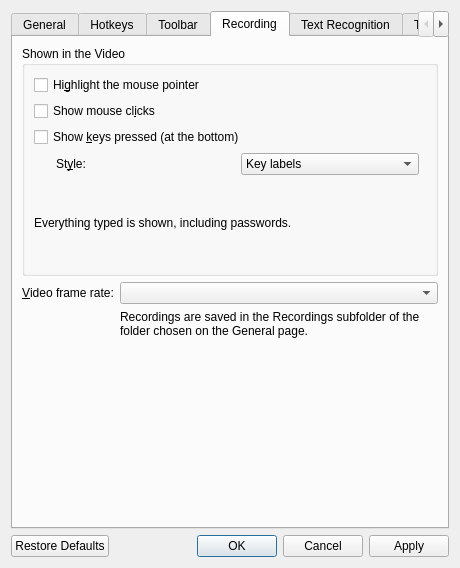
This is src/settings/SettingsDialog.ui in ChickenSeller/glimpse as Qt 5 draws it before an edit. The edited form follows.
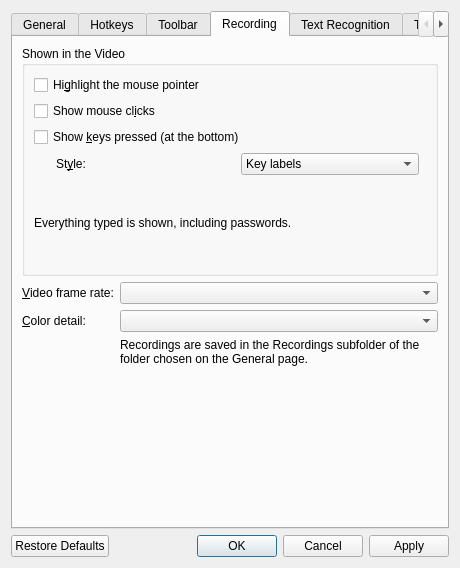
This is the edited form. The open tabs and pages were chosen to show the change. Custom widgets are drawn as their Qt base class.

Commit message: Add a color detail setting for recordings on Linux

```diff
--- a/src/settings/SettingsDialog.ui
+++ b/src/settings/SettingsDialog.ui
@@ -695,7 +695,24 @@
          <item row="0" column="1">
           <widget class="QComboBox" name="recordFrameRateCombo"/>
          </item>
+         <item row="1" column="0">
+          <widget class="QLabel" name="recordColorLabel">
+           <property name="text">
+            <string>&amp;Color detail:</string>
+           </property>
+           <property name="buddy">
+            <cstring>recordColorCombo</cstring>
+           </property>
+          </widget>
+         </item>
          <item row="1" column="1">
+          <widget class="QComboBox" name="recordColorCombo">
+           <property name="toolTip">
+            <string>Standard videos keep one color for every 2×2 pixels, which smears thin colored lines such as charts and highlighted code. High keeps every pixel's color in a video twice the size (about three times the file size). Areas over 2048 pixels wide or high are then saved as H.265, which some players and browsers cannot play.</string>
+           </property>
+          </widget>
+         </item>
+         <item row="2" column="1">
           <widget class="QLabel" name="recordFolderHint">
            <property name="text">
             <string>Recordings are saved in the Recordings subfolder of the folder chosen on the General page.</string>
```
The commit also changes 8 other files.
